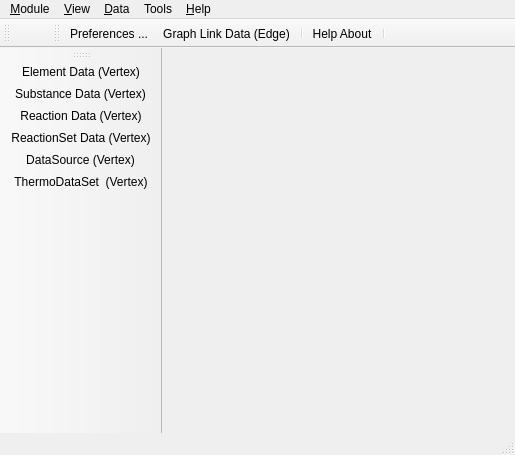
Before: the Qt Designer form fungui/demo/ThermoFunMainWindow.ui in thermohub/thermofun, drawn with Qt 5.
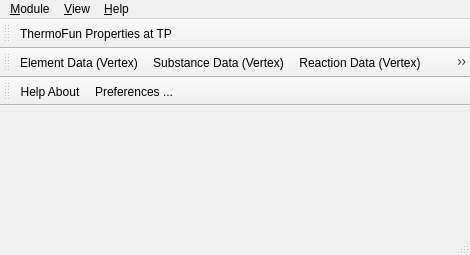
After: the same form once the commit is applied. Icons and pictures are not drawn.

Patch:
```diff
--- a/fungui/demo/ThermoFunMainWindow.ui
+++ b/fungui/demo/ThermoFunMainWindow.ui
@@ -6,8 +6,8 @@
    <rect>
     <x>0</x>
     <y>0</y>
-    <width>515</width>
-    <height>455</height>
+    <width>470</width>
+    <height>255</height>
    </rect>
   </property>
   <property name="windowTitle">
@@ -37,8 +37,8 @@
     <rect>
      <x>0</x>
      <y>0</y>
-     <width>515</width>
-     <height>19</height>
+     <width>470</width>
+     <height>22</height>
     </rect>
    </property>
    <widget class="QMenu" name="menu_File">
@@ -78,33 +78,29 @@
     <addaction name="action_Display_enums"/>
     <addaction name="action_Edit_id"/>
    </widget>
-   <widget class="QMenu" name="menuData">
-    <property name="title">
-     <string>&amp;Data</string>
-    </property>
-    <addaction name="actionGenerate_a_ThermoDataSet_record"/>
-    <addaction name="actionExport_ThermoDataSet"/>
-   </widget>
-   <widget class="QMenu" name="menuTOols">
-    <property name="title">
-     <string>Tools</string>
-    </property>
-    <addaction name="actionThermo_Fun_Properties_at_TP"/>
-    <addaction name="actionRecord_Calculator"/>
-   </widget>
    <addaction name="menu_File"/>
    <addaction name="menu_View"/>
-   <addaction name="menuData"/>
-   <addaction name="menuTOols"/>
    <addaction name="menuHelp"/>
   </widget>
   <widget class="QToolBar" name="upToolBar">
    <property name="minimumSize">
     <size>
-     <width>50</width>
+     <width>0</width>
      <height>0</height>
     </size>
    </property>
+   <property name="windowTitle">
+    <string/>
+   </property>
+   <property name="toolTip">
+    <string>ThermoFun Thermodynamic data at T and P</string>
+   </property>
+   <property name="iconSize">
+    <size>
+     <width>50</width>
+     <height>50</height>
+    </size>
+   </property>
    <property name="floatable">
     <bool>true</bool>
    </property>
@@ -112,8 +108,9 @@
     <enum>TopToolBarArea</enum>
    </attribute>
    <attribute name="toolBarBreak">
-    <bool>false</bool>
+    <bool>true</bool>
    </attribute>
+   <addaction name="actionThermo_Fun_Properties_at_TP"/>
   </widget>
   <widget class="QStatusBar" name="statusBar"/>
   <widget class="QToolBar" name="winToolBar">
@@ -127,10 +124,10 @@
     </size>
    </property>
    <attribute name="toolBarArea">
-    <enum>LeftToolBarArea</enum>
+    <enum>TopToolBarArea</enum>
    </attribute>
    <attribute name="toolBarBreak">
-    <bool>false</bool>
+    <bool>true</bool>
    </attribute>
    <addaction name="actionNew_Element_Window"/>
    <addaction name="actionNew_Substance_Window"/>
@@ -138,6 +135,7 @@
    <addaction name="actionNew_Reaction_Se_t_Window"/>
    <addaction name="actionNew_Data_Source_Window"/>
    <addaction name="actionNew_ThermoDataSet_Window"/>
+   <addaction name="actionNew_Edge_Editor_Window"/>
   </widget>
   <widget class="QToolBar" name="mainToolBar">
    <property name="minimumSize">
@@ -155,17 +153,23 @@
    <property name="windowTitle">
     <string>toolBar</string>
    </property>
+   <property name="toolTip">
+    <string>Click to set database connection and preferences</string>
+   </property>
+   <property name="iconSize">
+    <size>
+     <width>50</width>
+     <height>50</height>
+    </size>
+   </property>
    <attribute name="toolBarArea">
     <enum>TopToolBarArea</enum>
    </attribute>
    <attribute name="toolBarBreak">
-    <bool>false</bool>
+    <bool>true</bool>
    </attribute>
-   <addaction name="actionPreferences"/>
-   <addaction name="actionNew_Edge_Editor_Window"/>
-   <addaction name="separator"/>
    <addaction name="action_Help_About"/>
-   <addaction name="separator"/>
+   <addaction name="actionPreferences"/>
   </widget>
   <action name="actionE_xit">
    <property name="text">
```
Left out of the diff: 10 changed lines with no effect on the pictures.
